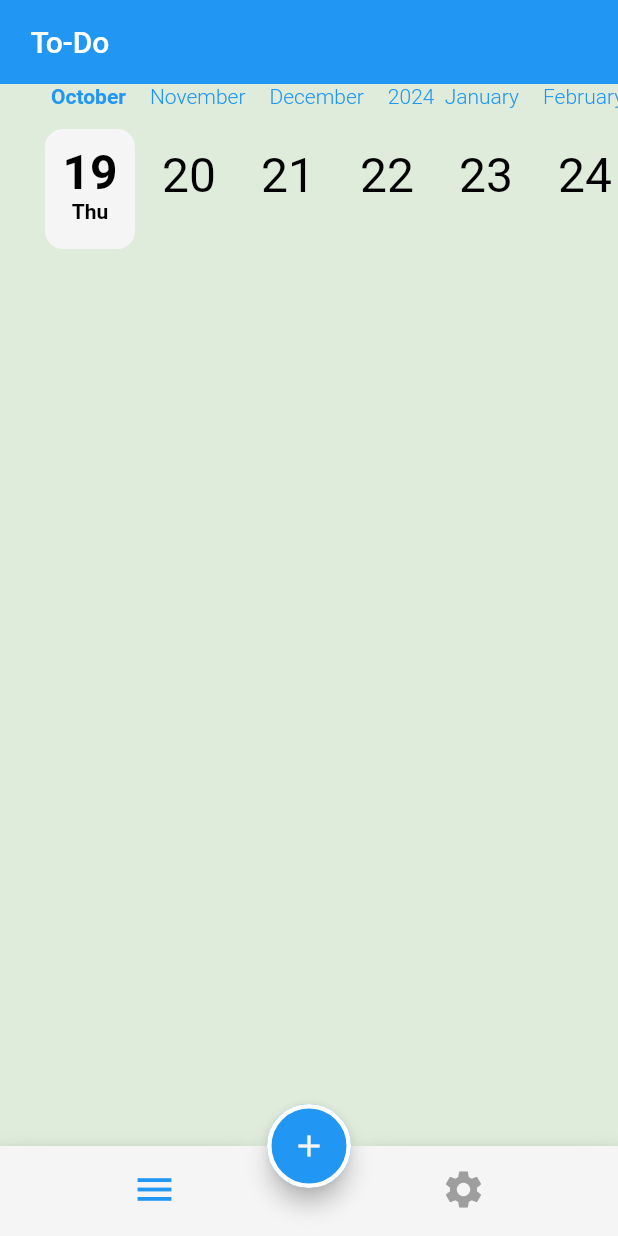
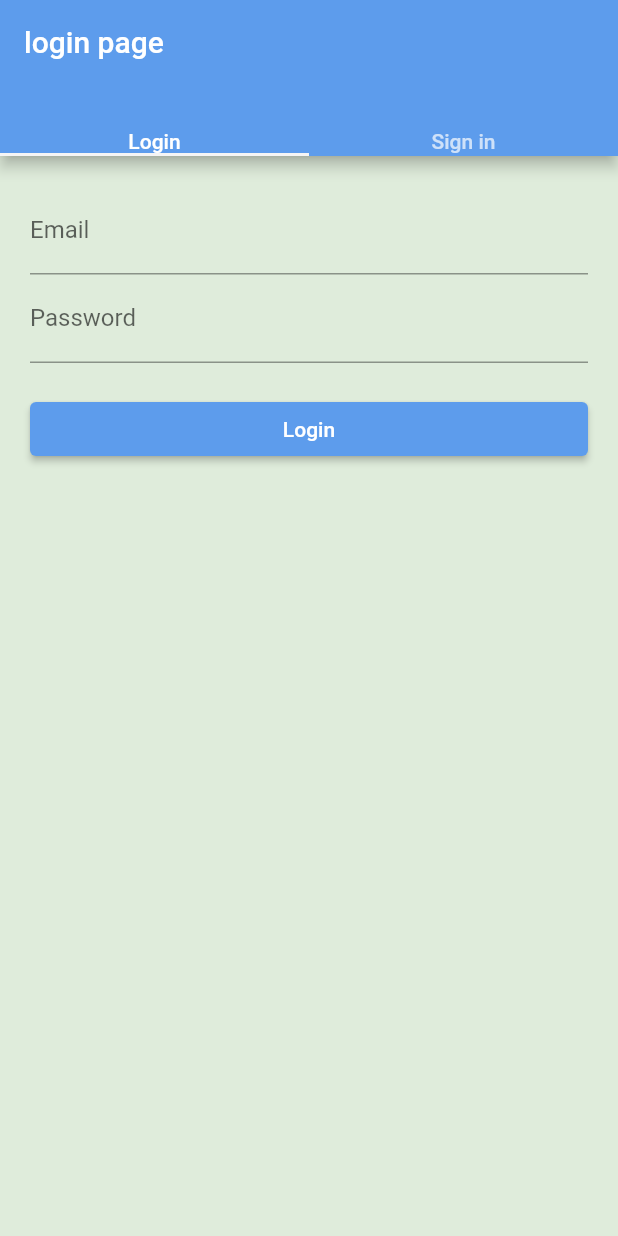
Before and after one commit to MahmoudElgaml/To_do, a Flutter app: the screen it shows after launch, on a phone screen of 412 x 824 dp. Run offline on Flutter 3.47's test engine with Material 2 defaults, Android fonts, the phone set to English and light mode, and no system bars; drawn by our look-alikes of calendar_timeline; our stand-ins replace cloud_firestore, easy_localization, firebase_core, flutter_screenutil, flutter_slidable, google_fonts; accounts and stored records are empty; generated files the repository leaves out were written again.

```diff
--- a/lib/layout/home_layout.dart
+++ b/lib/layout/home_layout.dart
@@ -33,11 +33,12 @@ class _HomeLayOutState extends State<HomeLayOut> {
             elevation: 0,
           ),
           bottomNavigationBar: BottomAppBar(
+            color: Theme.of(context).colorScheme.primary,
             notchMargin: 5,
             shape: const CircularNotchedRectangle(),
             child: BottomNavigationBar(
               selectedItemColor: Colors.blue,
-              backgroundColor: Theme.of(context).colorScheme.primary,
+              backgroundColor: Colors.transparent,
               currentIndex: pro.index,
               onTap: (value) {
                 value == 0 ? title = "To-Do" : title = "Settings";
--- a/lib/main.dart
+++ b/lib/main.dart
@@ -5,6 +5,8 @@ import 'package:flutter_screenutil/flutter_screenutil.dart';
 import 'package:provider/provider.dart';
 import 'package:to_do/layout/home_layout.dart';
 import 'package:to_do/provider/settings_provider.dart';
+import 'package:to_do/screens/auth/auth_taps.dart';
+import 'package:to_do/screens/edit_task/edit_task_screen.dart';
 import 'package:to_do/shared/styles/my_theme.dart';
 import 'firebase_options.dart';
 
@@ -39,12 +41,15 @@ class MyApp extends StatelessWidget {
         supportedLocales: context.supportedLocales,
         locale: context.locale,
        debugShowCheckedModeBanner : false,
-        initialRoute:HomeLayOut.routeName ,
+
         theme: MyTheme.lightTheme,
         darkTheme: MyTheme.darkTheme,
         themeMode: pro.mode,
+        initialRoute:AuthTap.routrName ,
         routes:{
          HomeLayOut.routeName:(context) => HomeLayOut(),
+         EditTask.routeName:  (context) => EditTask(),
+          AuthTap.routrName:  (context) => AuthTap(),
         },
       ),
     );
--- /dev/null
+++ b/lib/screens/auth/auth_taps.dart
@@ -0,0 +1,36 @@
+import 'package:flutter/material.dart';
+import 'package:to_do/screens/auth/login/login_tap.dart';
+import 'package:to_do/screens/auth/signin/signi_tap.dart';
+import 'package:to_do/shared/styles/colors.dart';
+
+class AuthTap extends StatelessWidget {
+  static const String routrName = "a";
+
+  const AuthTap({Key? key}) : super(key: key);
+
+  @override
+  Widget build(BuildContext context) {
+    return DefaultTabController(
+      length: 2,
+      child: Scaffold(
+        appBar: AppBar(
+          backgroundColor: primaryColor,
+          title: Text("login page"),
+          bottom: TabBar(
+            tabs: [
+              Text("Login"),
+              Text("Sign in"),
+            ],
+          ),
+        ),
+        body: TabBarView(
+          children: [
+            LoginTap(),
+            SignTap(),
+
+          ],
+        ),
+      ),
+    );
+  }
+}
--- /dev/null
+++ b/lib/screens/auth/login/login_tap.dart
@@ -0,0 +1,52 @@
+import 'package:flutter/material.dart';
+import 'package:to_do/shared/styles/colors.dart';
+
+class LoginTap extends StatelessWidget {
+   LoginTap({Key? key}) : super(key: key);
+  var formKey=GlobalKey< FormState>();
+  @override
+  Widget build(BuildContext context) {
+    return Padding(
+      padding: const EdgeInsets.all(20.0),
+      child: Form(
+        key:formKey,
+        child: Column(
+          crossAxisAlignment: CrossAxisAlignment.stretch,
+          children: [
+            TextFormField(
+              decoration: const InputDecoration(labelText: 'Email'),
+              validator: (value) {
+                if (value == null || value.isEmpty) {
+                  return 'Please enter your email';
+                }
+                return null;
+              },
+            ),
+            TextFormField(
+              obscureText: true,
+              decoration: const InputDecoration(labelText: 'Password'),
+              validator: (value) {
+                if (value == null || value.isEmpty) {
+                  return 'Please enter your password';
+                }
+                return null;
+              },
+            ),
+            const SizedBox(height: 20),
+            ElevatedButton(
+              onPressed: () {
+                if (formKey.currentState!.validate()) {
+                  // TODO: Perform login
+                }
+              },
+              child: const Text('Login'),
+              style: ElevatedButton.styleFrom(
+                backgroundColor: primaryColor,
+              ),
+            ),
+          ],
+        ),
+      ),
+    );
+  }
+}
--- a/lib/shared/firebase/firebase-function.dart
+++ b/lib/shared/firebase/firebase-function.dart
@@ -31,4 +31,7 @@ class FirebaseFunctions {
   static void deleteTask(String id) {
     getTaskCollection().doc(id).delete();
   }
+  static void updateTask(TaskModel taskModel){
+    getTaskCollection().doc(taskModel.id).update(taskModel.toJson());
+  }
 }
--- a/lib/shared/styles/colors.dart
+++ b/lib/shared/styles/colors.dart
@@ -3,5 +3,5 @@
 Color blackColor = const Color(0xff242424);
  Color whiteColor = const Color(0xfff5f5f5);
  Color minit=const Color(0xFFDFECDB);
- Color primaryColor =  Colors.blue;
+ Color primaryColor =  Color(0xFF5d9cec);
  Color darkColor = const Color(0xff060E1E);
```
Also changed, not shown: lib/screens/auth/signin/signi_tap.dart (added, +75 -0 lines), lib/screens/edit_task/edit_task_screen.dart (added, +136 -0 lines), lib/screens/tasks/task_item.dart (+23 -0 lines).
